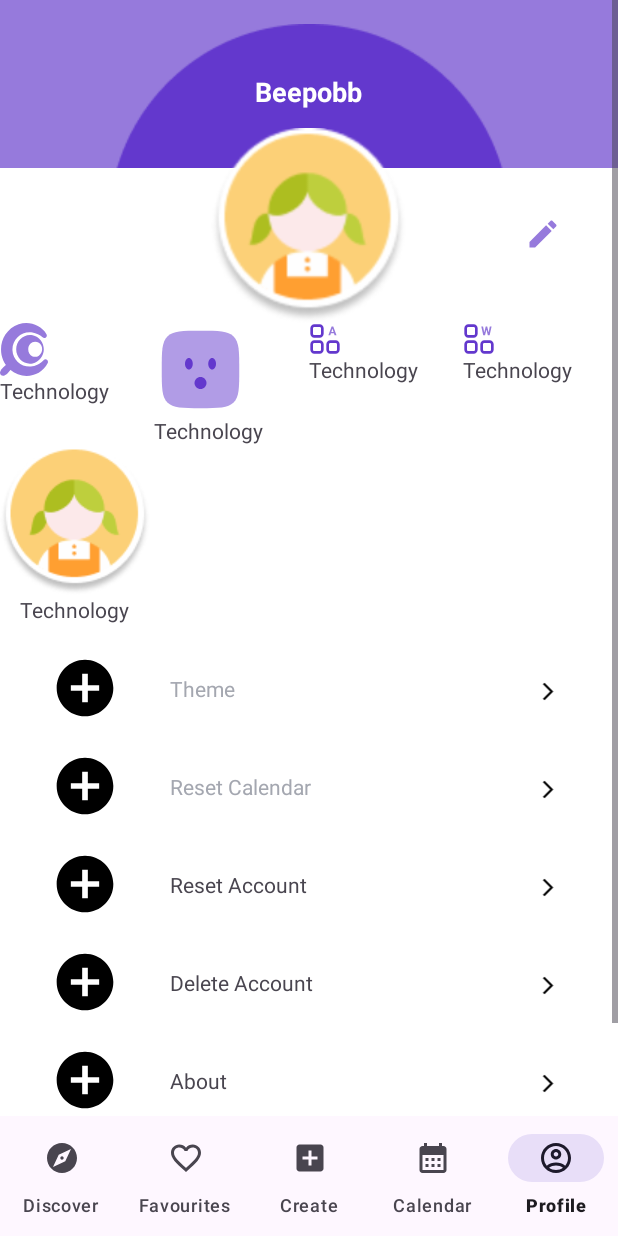
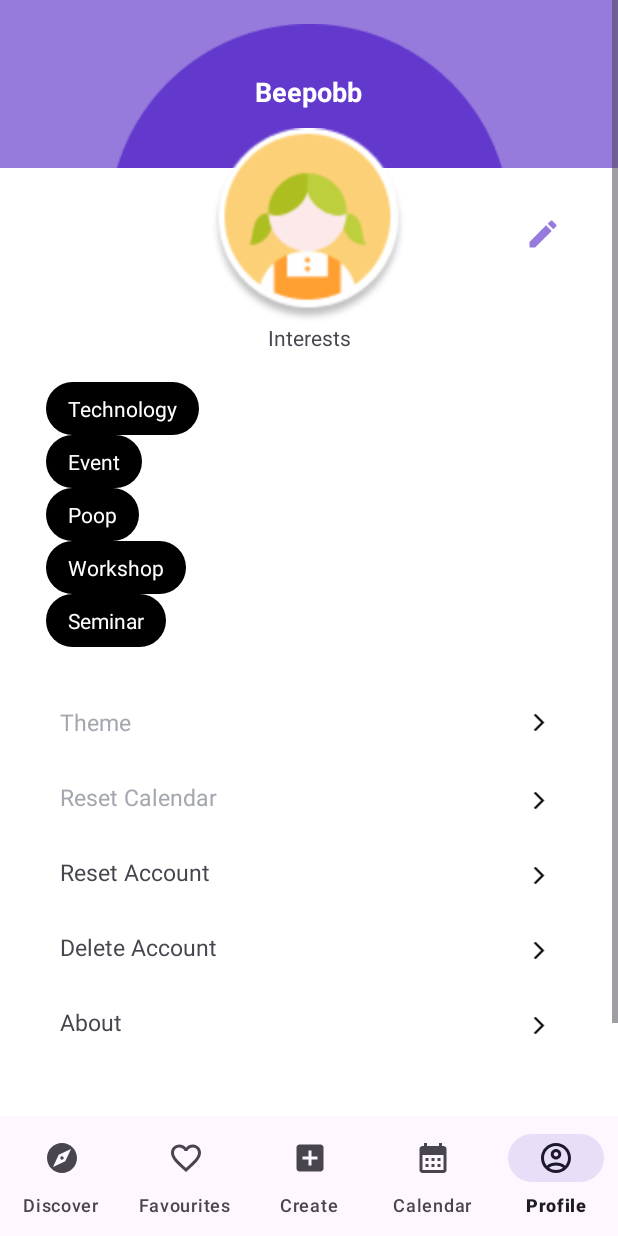
Before and after one commit to beepobb/Clarity, an Android app: the screen it shows after launch (MainActivity), item 5 of the bottom bar chosen, on a phone screen of 412 x 824 dp. Run offline under Robolectric (Android 15) with nearby library versions, the phone set to English and light mode, and no system bars.

Commit message:
modified settings appearance

```diff
--- a/app/src/main/java/com/example/clarity/NavBarFragments/Profile/Profile.java
+++ b/app/src/main/java/com/example/clarity/NavBarFragments/Profile/Profile.java
@@ -110,14 +110,14 @@ public class Profile extends Fragment {
 
         // RECYCLER VIEW SET-UP
         // Placeholder for data source
-        interestList.add(new Interest("Technology", ContextCompat.getDrawable(requireActivity(), R.drawable.clarity_icon)));
-        interestList.add(new Interest("Technology", ContextCompat.getDrawable(requireActivity(), R.drawable.sad_square_svgrepo_com_1)));
-        interestList.add(new Interest("Technology", ContextCompat.getDrawable(requireActivity(), R.drawable.agenda_view)));
-        interestList.add(new Interest("Technology", ContextCompat.getDrawable(requireActivity(), R.drawable.weekly_view)));
-        interestList.add(new Interest("Technology", ContextCompat.getDrawable(requireActivity(), R.drawable.placeholder_profile)));
+        interestList.add(new Interest("Technology"));
+        interestList.add(new Interest("Event"));
+        interestList.add(new Interest("Poop"));
+        interestList.add(new Interest("Workshop"));
+        interestList.add(new Interest("Seminar"));
 
         // Set up RecyclerView and adapter
-        recyclerView.setLayoutManager(new GridLayoutManager(context, 4));
+        recyclerView.setLayoutManager(new LinearLayoutManager(context));
         ProfileInterestAdapter adapter = new ProfileInterestAdapter(getActivity(), interestList);
         recyclerView.setAdapter(adapter);
 
--- a/app/src/main/java/com/example/clarity/adapters/ProfileInterestAdapter.java
+++ b/app/src/main/java/com/example/clarity/adapters/ProfileInterestAdapter.java
@@ -31,12 +31,10 @@ public class ProfileInterestAdapter extends RecyclerView.Adapter<ProfileInterest
         // Each individual element in the list is an EventViewHolder object
         // ViewHolder is a wrapper around the actual view (e.g. the row)
         // Instance variables access the various Views (name, time, location) in the actual view
-        TextView interestNameTextView;
-        ImageView interestIconImageView;
+        TextView interestCategoryNameTextView;
         public InterestViewHolder(@NonNull View itemView) {
             super(itemView);
-            interestNameTextView = itemView.findViewById(R.id.interestNameTextView);
-            interestIconImageView = itemView.findViewById(R.id.interestIconImageView);
+            interestCategoryNameTextView = itemView.findViewById(R.id.interestCategoryNameTextView);
         }
     }
 
@@ -53,8 +51,7 @@ public class ProfileInterestAdapter extends RecyclerView.Adapter<ProfileInterest
         Interest interest = interestList.get(position); // get an Event object from our data source (eventList)
 
         // Bind Event object data to the EventViewHolder
-        holder.interestNameTextView.setText(interest.getName());
-        holder.interestIconImageView.setImageDrawable(interest.getDrawable());
+        holder.interestCategoryNameTextView.setText(interest.getName());
 
         // Set on click listener
         // ViewHolder is not a View, so we access its root view instead
--- a/app/src/main/java/com/example/clarity/model/Interest.java
+++ b/app/src/main/java/com/example/clarity/model/Interest.java
@@ -3,17 +3,13 @@ package com.example.clarity.model;
 import android.graphics.drawable.Drawable;
 
 public class Interest {
-    private String name;
-    private Drawable drawable;
-
-    public Interest(String name, Drawable drawable) {
-        this.name = name;
-        this.drawable = drawable;
+    private final String name;
+    public Interest(String name) {
+        this.name = "  "+name+"  ";
     }
 
     public String getName() {
         return name;
     }
 
-    public Drawable getDrawable(){return drawable;}
 }
--- /dev/null
+++ b/app/src/main/res/drawable/interest_tags.xml
@@ -0,0 +1,4 @@
+<shape xmlns:android="http://schemas.android.com/apk/res/android">
+    <solid android:color="@color/black"/>
+    <corners android:radius="100dp"/>
+</shape>
--- a/app/src/main/res/layout/fragment_profile.xml
+++ b/app/src/main/res/layout/fragment_profile.xml
@@ -6,6 +6,7 @@
     android:layout_height="match_parent"
     style="@style/ProfileBanner"
     tools:context=".NavBarFragments.Profile.Profile">
+
 
     <ScrollView
         android:layout_width="match_parent"
@@ -77,11 +78,27 @@
                 app:layout_constraintTop_toTopOf="@+id/profileWhiteBg"
                 app:tint="@color/purple" />
 
+            <TextView
+                android:id="@+id/textView2"
+                android:layout_width="wrap_content"
+                android:layout_height="wrap_content"
+                android:text="Interests"
+                app:layout_constraintEnd_toEndOf="@+id/circleBg"
+                app:layout_constraintStart_toStartOf="@+id/circleBg"
+                app:layout_constraintTop_toBottomOf="@+id/placeholderProfilePic" />
+
             <androidx.recyclerview.widget.RecyclerView
                 android:id="@+id/recyclerView"
-                android:layout_width="match_parent"
+                android:layout_width="350dp"
                 android:layout_height="match_parent"
-                app:layout_constraintTop_toBottomOf="@+id/placeholderProfilePic" />
+                android:layout_marginTop="20dp"
+                android:orientation="horizontal"
+                app:layout_constraintEnd_toEndOf="@+id/textView2"
+                app:layout_constraintHorizontal_bias="0.503"
+                app:layout_constraintStart_toStartOf="@+id/textView2"
+                app:layout_constraintTop_toBottomOf="@+id/textView2" >
+
+            </androidx.recyclerview.widget.RecyclerView>
 
             <androidx.constraintlayout.widget.ConstraintLayout
                 android:id="@+id/constraintLayout2"
@@ -94,88 +111,67 @@
                 <LinearLayout
                     android:layout_width="match_parent"
                     android:layout_height="match_parent"
-                    android:orientation="vertical">
+                    android:orientation="vertical"
+                    app:layout_constraintTop_toTopOf="parent">
 
 
                     <androidx.constraintlayout.widget.ConstraintLayout
                         android:id="@+id/themeConstraintLayout"
                         android:layout_width="match_parent"
-                        android:layout_height="wrap_content"
-                        android:layout_marginTop="20dp"
-                        android:layout_marginBottom="20dp">
-
-                        <ImageView
-                            android:id="@+id/themeIcon"
-                            android:layout_width="49dp"
-                            android:layout_height="45dp"
-                            android:layout_marginStart="32dp"
-                            android:src="@drawable/baseline_add_circle_24"
-                            app:layout_constraintBottom_toBottomOf="parent"
-                            app:layout_constraintStart_toStartOf="parent"
-                            app:layout_constraintTop_toTopOf="parent"
-                            app:layout_constraintVertical_bias="0.0" />
+                        android:layout_height="40dp"
+                        android:layout_marginTop="30dp"
+                        android:layout_marginBottom="10dp">
 
                         <TextView
+                            android:id="@+id/themeText"
                             style="@style/Typography"
-                            android:id="@+id/themeText"
                             android:layout_width="wrap_content"
                             android:layout_height="wrap_content"
-                            android:layout_marginStart="32dp"
                             android:clickable="true"
                             android:focusable="true"
                             android:text="Theme"
+                            android:textSize="15sp"
+                            android:layout_marginStart="40dp"
                             app:layout_constraintBottom_toBottomOf="parent"
-                            app:layout_constraintStart_toEndOf="@+id/themeIcon"
+                            app:layout_constraintStart_toStartOf="parent"
                             app:layout_constraintTop_toTopOf="parent" />
 
                         <ImageView
                             android:id="@+id/theme_next"
                             android:layout_width="17dp"
                             android:layout_height="14dp"
-                            android:layout_marginEnd="38dp"
+                            android:layout_marginEnd="44dp"
                             android:src="@drawable/baseline_arrow_forward_ios_24"
                             app:layout_constraintBottom_toBottomOf="parent"
                             app:layout_constraintEnd_toEndOf="parent"
-                            app:layout_constraintTop_toTopOf="parent"
-                            app:layout_constraintVertical_bias="0.58" />
+                            app:layout_constraintTop_toTopOf="parent" />
 
                     </androidx.constraintlayout.widget.ConstraintLayout>
 
                     <androidx.constraintlayout.widget.ConstraintLayout
                         android:id="@+id/resetCalendarConstraintLayout"
                         android:layout_width="match_parent"
-                        android:layout_height="wrap_content"
-                        android:layout_marginBottom="20dp"
+                        android:layout_height="40dp"
+                        android:layout_marginBottom="10dp"
                         android:clickable="true">
 
-
-                        <ImageView
-                            android:id="@+id/resetCalendarIcon"
-                            android:layout_width="49dp"
-                            android:layout_height="45dp"
-                            android:layout_marginStart="32dp"
-                            android:src="@drawable/baseline_add_circle_24"
+                        <TextView
+                            android:id="@+id/resetCalendarText"
+                            style="@style/Typography"
+                            android:layout_width="wrap_content"
+                            android:layout_height="wrap_content"
+                            android:layout_marginStart="40dp"
+                            android:text="Reset Calendar"
+                            android:textSize="15sp"
                             app:layout_constraintBottom_toBottomOf="parent"
                             app:layout_constraintStart_toStartOf="parent"
-                            app:layout_constraintTop_toTopOf="parent"
-                            app:layout_constraintVertical_bias="0.0" />
-
-                        <TextView
-                            style="@style/Typography"
-                            android:id="@+id/resetCalendarText"
-                            android:layout_width="wrap_content"
-                            android:layout_height="wrap_content"
-                            android:layout_marginStart="32dp"
-                            android:text="Reset Calendar"
-                            app:layout_constraintBottom_toBottomOf="parent"
-                            app:layout_constraintStart_toEndOf="@+id/resetCalendarIcon"
                             app:layout_constraintTop_toTopOf="parent" />
 
                         <ImageView
                             android:id="@+id/calendar_next"
                             android:layout_width="17dp"
                             android:layout_height="14dp"
-                            android:layout_marginEnd="38dp"
+                            android:layout_marginEnd="44dp"
                             android:src="@drawable/baseline_arrow_forward_ios_24"
                             app:layout_constraintBottom_toBottomOf="parent"
                             app:layout_constraintEnd_toEndOf="parent"
@@ -187,37 +183,26 @@
                     <androidx.constraintlayout.widget.ConstraintLayout
                         android:id="@+id/resetAccountConstraintLayout"
                         android:layout_width="match_parent"
-                        android:layout_height="wrap_content"
-                        android:layout_marginBottom="20dp"
+                        android:layout_height="40dp"
+                        android:layout_marginBottom="10dp"
                         android:clickable="true">
-
-
-                        <ImageView
-                            android:id="@+id/resetAccountIcon"
-                            android:layout_width="49dp"
-                            android:layout_height="45dp"
-                            android:layout_marginStart="32dp"
-                            android:src="@drawable/baseline_add_circle_24"
-                            app:layout_constraintBottom_toBottomOf="parent"
-                            app:layout_constraintStart_toStartOf="parent"
-                            app:layout_constraintTop_toTopOf="parent"
-                            app:layout_constraintVertical_bias="0.0" />
 
                         <TextView
                             android:id="@+id/resetAccountText"
                             android:layout_width="wrap_content"
                             android:layout_height="wrap_content"
-                            android:layout_marginStart="32dp"
+                            android:layout_marginStart="40dp"
                             android:text="Reset Account"
+                            android:textSize="15sp"
                             app:layout_constraintBottom_toBottomOf="parent"
-                            app:layout_constraintStart_toEndOf="@+id/resetAccountIcon"
+                            app:layout_constraintStart_toStartOf="parent"
                             app:layout_constraintTop_toTopOf="parent" />
 
                         <ImageView
                             android:id="@+id/resetAccount_next"
                             android:layout_width="17dp"
                             android:layout_height="14dp"
-                            android:layout_marginEnd="38dp"
+                            android:layout_marginEnd="44dp"
                             android:src="@drawable/baseline_arrow_forward_ios_24"
                             app:layout_constraintBottom_toBottomOf="parent"
                             app:layout_constraintEnd_toEndOf="parent"
@@ -229,37 +214,27 @@
                     <androidx.constraintlayout.widget.ConstraintLayout
                         android:id="@+id/deleteAccountConstraintLayout"
                         android:layout_width="match_parent"
-                        android:layout_height="wrap_content"
-                        android:layout_marginBottom="20dp"
+                        android:layout_height="40dp"
+                        android:layout_marginBottom="10dp"
                         android:clickable="true">
 
-
-                        <ImageView
-                            android:id="@+id/deleteAccountIcon"
-                            android:layout_width="49dp"
-                            android:layout_height="45dp"
-                            android:layout_marginStart="32dp"
-                            android:src="@drawable/baseline_add_circle_24"
-                            app:layout_constraintBottom_toBottomOf="parent"
-                            app:layout_constraintStart_toStartOf="parent"
-                            app:layout_constraintTop_toTopOf="parent"
-                            app:layout_constraintVertical_bias="0.0" />
 
                         <TextView
                             android:id="@+id/deleteAccountText"
                             android:layout_width="wrap_content"
                             android:layout_height="wrap_content"
-                            android:layout_marginStart="32dp"
+                            android:layout_marginStart="40dp"
                             android:text="Delete Account"
+                            android:textSize="15sp"
                             app:layout_constraintBottom_toBottomOf="parent"
-                            app:layout_constraintStart_toEndOf="@+id/deleteAccountIcon"
+                            app:layout_constraintStart_toStartOf="parent"
                             app:layout_constraintTop_toTopOf="parent" />
 
                         <ImageView
                             android:id="@+id/deleteAccount_next"
                             android:layout_width="17dp"
                             android:layout_height="14dp"
-                            android:layout_marginEnd="38dp"
+                            android:layout_marginEnd="44dp"
                             android:src="@drawable/baseline_arrow_forward_ios_24"
                             app:layout_constraintBottom_toBottomOf="parent"
                             app:layout_constraintEnd_toEndOf="parent"
@@ -271,36 +246,26 @@
                     <androidx.constraintlayout.widget.ConstraintLayout
                         android:id="@+id/aboutConstraintLayout"
                         android:layout_width="match_parent"
-                        android:layout_height="wrap_content"
+                        android:layout_height="40dp"
                         android:layout_marginBottom="10dp"
                         android:clickable="true">
-
-                        <ImageView
-                            android:id="@+id/aboutIcon"
-                            android:layout_width="49dp"
-                            android:layout_height="45dp"
-                            android:layout_marginStart="32dp"
-                            android:src="@drawable/baseline_add_circle_24"
-                            app:layout_constraintBottom_toBottomOf="parent"
-                            app:layout_constraintStart_toStartOf="parent"
-                            app:layout_constraintTop_toTopOf="parent"
-                            app:layout_constraintVertical_bias="0.0" />
 
                         <TextView
                             android:id="@+id/aboutText"
                             android:layout_width="wrap_content"
                             android:layout_height="wrap_content"
-                            android:layout_marginStart="32dp"
+                            android:layout_marginStart="40dp"
                             android:text="About"
+                            android:textSize="15sp"
                             app:layout_constraintBottom_toBottomOf="parent"
-                            app:layout_constraintStart_toEndOf="@+id/aboutIcon"
+                            app:layout_constraintStart_toStartOf="parent"
                             app:layout_constraintTop_toTopOf="parent" />
 
                         <ImageView
                             android:id="@+id/about_next"
                             android:layout_width="17dp"
                             android:layout_height="14dp"
-                            android:layout_marginEnd="38dp"
+                            android:layout_marginEnd="44dp"
                             android:src="@drawable/baseline_arrow_forward_ios_24"
                             app:layout_constraintBottom_toBottomOf="parent"
                             app:layout_constraintEnd_toEndOf="parent"
--- a/app/src/main/res/layout/profile_interest.xml
+++ b/app/src/main/res/layout/profile_interest.xml
@@ -1,20 +1,9 @@
-<?xml version="1.0" encoding="utf-8"?>
-<androidx.appcompat.widget.LinearLayoutCompat xmlns:android="http://schemas.android.com/apk/res/android"
-    xmlns:tools="http://schemas.android.com/tools"
+<TextView xmlns:android="http://schemas.android.com/apk/res/android"
+    android:id="@+id/interestCategoryNameTextView"
     android:layout_width="wrap_content"
     android:layout_height="wrap_content"
-    android:orientation="vertical">
-
-    <ImageView
-        android:id="@+id/interestIconImageView"
-        android:layout_width="wrap_content"
-        android:layout_height="wrap_content"
-        tools:src="@tools:sample/avatars" />
-
-    <TextView
-        android:id="@+id/interestNameTextView"
-        android:layout_width="wrap_content"
-        android:layout_height="wrap_content"
-        android:text="TextView"
-        android:layout_gravity="center"/>
-</androidx.appcompat.widget.LinearLayoutCompat>
+    android:padding="8dp"
+    android:background="@drawable/interest_tags"
+    android:textColor="@color/white"
+    android:textSize="14sp"
+    android:text="text" />
--- a/app/src/main/res/values/themes.xml
+++ b/app/src/main/res/values/themes.xml
@@ -1,4 +1,4 @@
-<resources xmlns:tools="http://schemas.android.com/tools">
+ <resources xmlns:tools="http://schemas.android.com/tools">
     <!-- Base application theme. -->
     <style name="Base.Theme.Clarity" parent="Theme.Material3.DayNight.NoActionBar">
         <!-- Customize your light theme here. -->
```
Also changed, not shown: app/src/main/res/drawable/profile_rectangle1.png (deleted), app/src/main/res/drawable/profile_rectangle2.png (deleted).
